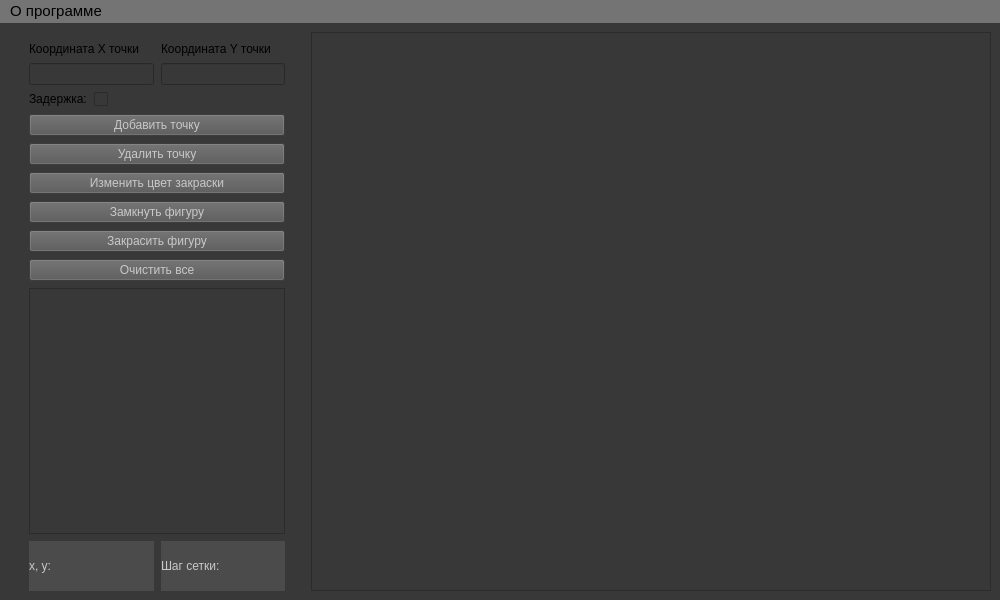
Above: lab_05_01/template.ui from NikolayL2sch/cg_bmstu before the change. Below: the same form after it.
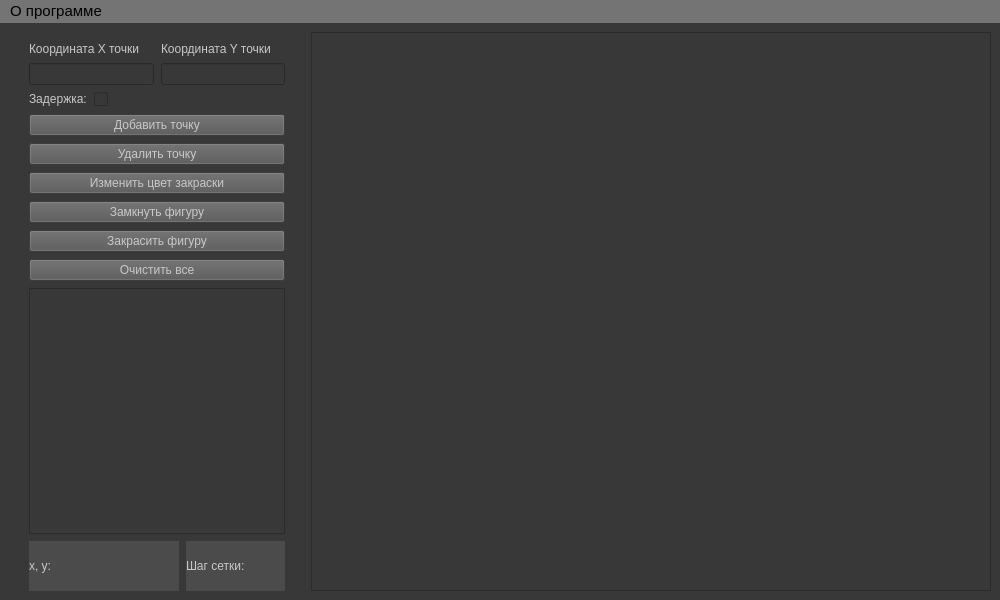
That is the form after the change.

Commit message: delete unused funcs

Patch:
```diff
--- a/lab_05_01/template.ui
+++ b/lab_05_01/template.ui
@@ -100,6 +100,10 @@
               <verstretch>0</verstretch>
              </sizepolicy>
             </property>
+            <property name="styleSheet">
+             <string notr="true">color: rgb(200, 200, 200);
+font: 11pt &quot;Segoe UI&quot;;</string>
+            </property>
             <property name="text">
              <string>Координата X точки</string>
             </property>
@@ -120,6 +124,10 @@
               <verstretch>0</verstretch>
              </sizepolicy>
             </property>
+            <property name="styleSheet">
+             <string notr="true">color: rgb(200, 200, 200);
+font: 11pt &quot;Segoe UI&quot;;</string>
+            </property>
             <property name="text">
              <string>Координата Y точки</string>
             </property>
@@ -142,6 +150,10 @@
             <verstretch>0</verstretch>
            </sizepolicy>
           </property>
+          <property name="styleSheet">
+           <string notr="true">color: rgb(200, 200, 200);
+font: 11pt &quot;Segoe UI&quot;;</string>
+          </property>
           <property name="text">
            <string>Задержка:</string>
           </property>
@@ -340,13 +352,13 @@
           </property>
           <property name="minimumSize">
            <size>
-            <width>120</width>
+            <width>150</width>
             <height>50</height>
            </size>
           </property>
           <property name="maximumSize">
            <size>
-            <width>230</width>
+            <width>150</width>
             <height>50</height>
            </size>
           </property>
```
Left out of the diff: 2 changed lines with no effect on the pictures. The commit also changes 1 other file.
